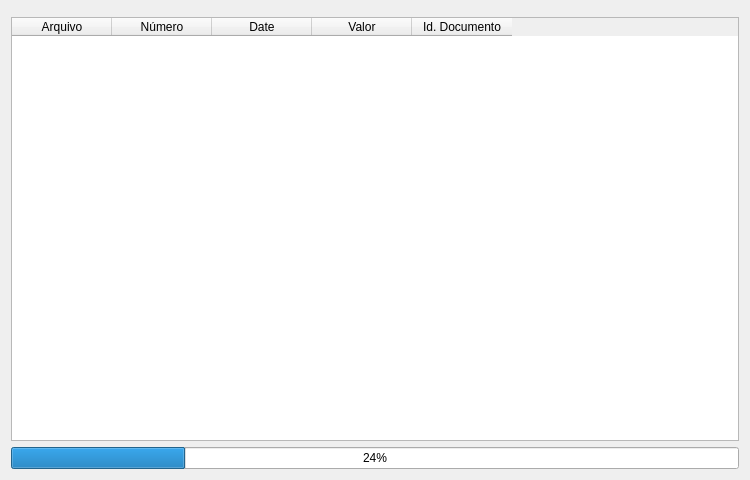
Qt form src/formimportbatch.ui (vcputtini/qDocBase6) before a commit.
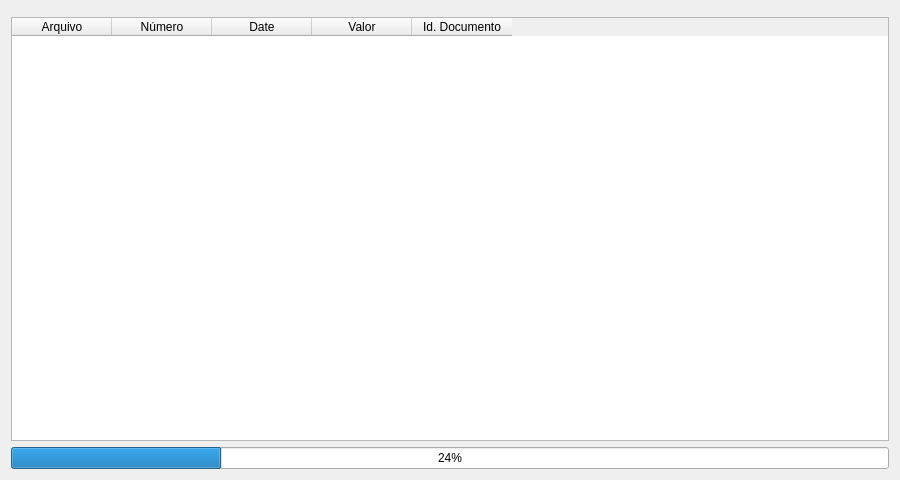
The same form after that commit. Icons and pictures are not drawn. Custom widgets are drawn as their Qt base class.

Commit message: Add button to access the batch import results viewing window

The edit to the form file:
```diff
--- a/src/formimportbatch.ui
+++ b/src/formimportbatch.ui
@@ -9,7 +9,7 @@
    <rect>
     <x>0</x>
     <y>0</y>
-    <width>750</width>
+    <width>900</width>
     <height>480</height>
    </rect>
   </property>
@@ -21,13 +21,13 @@
   </property>
   <property name="minimumSize">
    <size>
-    <width>750</width>
+    <width>900</width>
     <height>480</height>
    </size>
   </property>
   <property name="maximumSize">
    <size>
-    <width>750</width>
+    <width>900</width>
     <height>480</height>
    </size>
   </property>
```
The commit also changes 2 other files.
